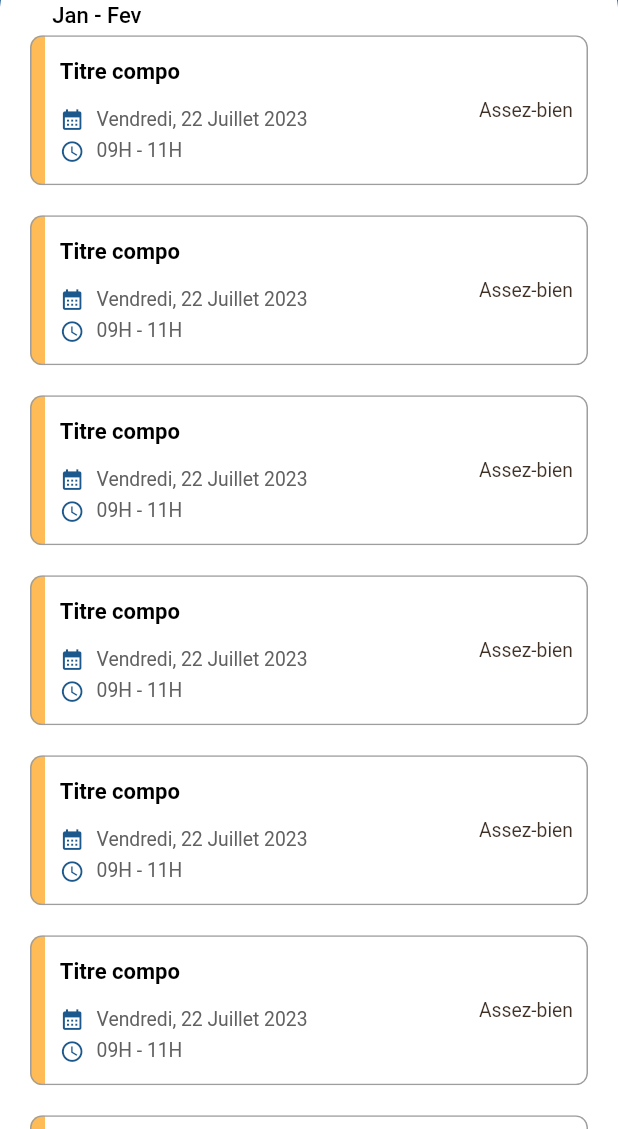
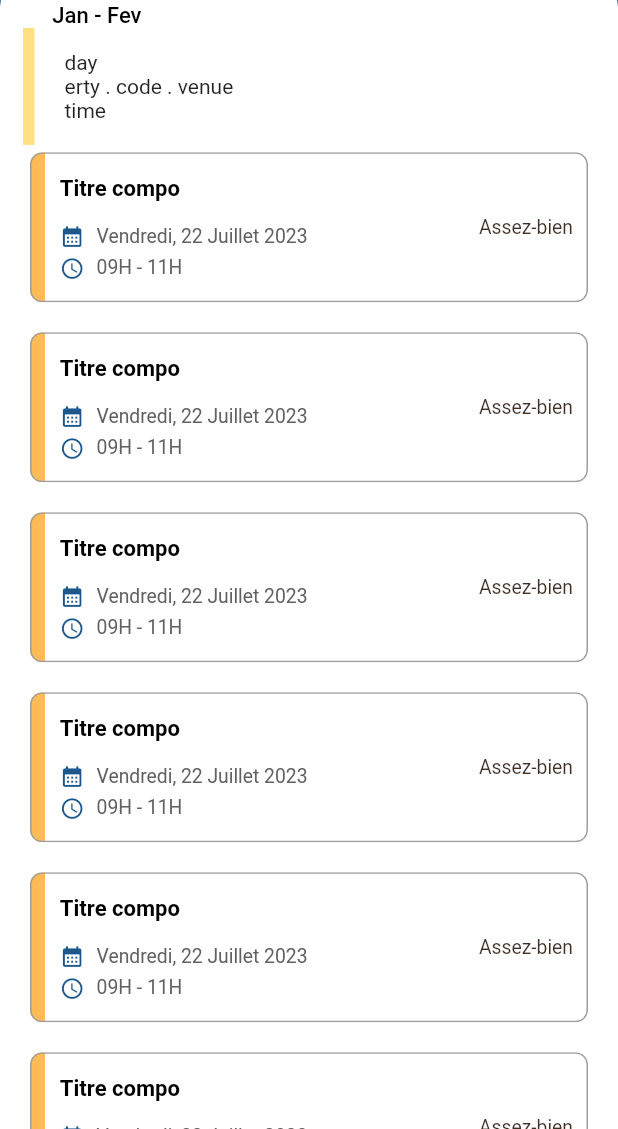
Before and after one commit to Keldy7/flutter_scolarApp, a Flutter app: the ExamenScreen screen opened by its route, on a phone screen of 412 x 824 dp, the part 107-1236 px from its top. Run offline on Flutter 3.47's test engine with Material 2 defaults, Android fonts, the phone set to English and light mode, and no system bars; our stand-ins replace carousel_slider, dotted_border, figma_squircle, file_picker, flutter_screenutil, flutter_svg and 10 more; accounts and stored records are empty; Roboto replaces fonts that are missing (Montserrat).

Commit message:
screens: Refonte de listing des exams et compos

```diff
--- a/lib/app/ui/screens/exams/exams_screen.dart
+++ b/lib/app/ui/screens/exams/exams_screen.dart
@@ -33,6 +33,47 @@ class _ExamenScreenState extends State<ExamenScreen> {
               children: [
                 20.h.verticalSpace,
                 buildTitles(context, "Jan - Fev"),
+                Container(
+                  decoration: BoxDecoration(
+                    border: Border(left: BorderSide(color: Colors.amber.shade200, width: 8)),
+                            color: Theme.of(context).cardColor,
+              //               // borderRadius: BorderRadius.circular(15),
+              //
+                  ),
+                  padding: EdgeInsets.fromLTRB(20, 15,15,15),
+                  child: Column(
+                    crossAxisAlignment: CrossAxisAlignment.start,
+                    children: [
+                      const Text('day'),
+                      Row(children: [
+                        Text("erty"),
+                       Text(" . "),
+                      Text('code'),
+                      Text(" . "),
+                      Text('venue')
+                      ]),
+                      Text('time'),
+
+                    ],
+                  ),
+                ),
+              //   .width(double.infinity)
+
+              //           .decorated(
+              //             border: Border(left: BorderSide(color: Colors.amber.shade200, width: 8)),
+              //               color: Theme.of(context).cardColor,
+              //               // borderRadius: BorderRadius.circular(15),
+              //           ).clipRRect(all: 15).decorated(
+
+              //               boxShadow: [
+              //             BoxShadow(
+              //                 blurRadius: 20,
+              //                 color: Colors.black.withOpacity(.1),
+              //                 offset: Offset(0, 8))
+              //           ])
+
+
+              //  .padding(horizontal: 15, bottom: 15);
                 Column(
                   children: List.generate(7, (int _) {
                     return Card(
--- a/lib/app/ui/screens/teachers/teachers_screen.dart
+++ b/lib/app/ui/screens/teachers/teachers_screen.dart
@@ -1,6 +1,9 @@
 import 'package:flutter/material.dart';
+import 'package:flutter_screenutil/flutter_screenutil.dart';
+import 'package:get/get.dart';
 
 import '../../../utils/constant.dart';
+import '../../../utils/label_keys.dart';
 import '../../../utils/widget_utils.dart';
 
 class TeachersScreen extends StatefulWidget {
@@ -13,10 +16,13 @@ class TeachersScreen extends StatefulWidget {
 class _TeachersScreenState extends State<TeachersScreen> {
   @override
   Widget build(BuildContext context) {
-    return getScreenDetailDefaultView(context, "Enseignants", (){
+    return getScreenDetailDefaultView(context, Labels.enseignantsKey, () {
       Constant.backToPrev(context);
-    }, Column(children: [
+    },
+        Column(
+          children: [
 
-    ],));
+          ],
+        )).paddingSymmetric(vertical: 15.h);
   }
 }
```
